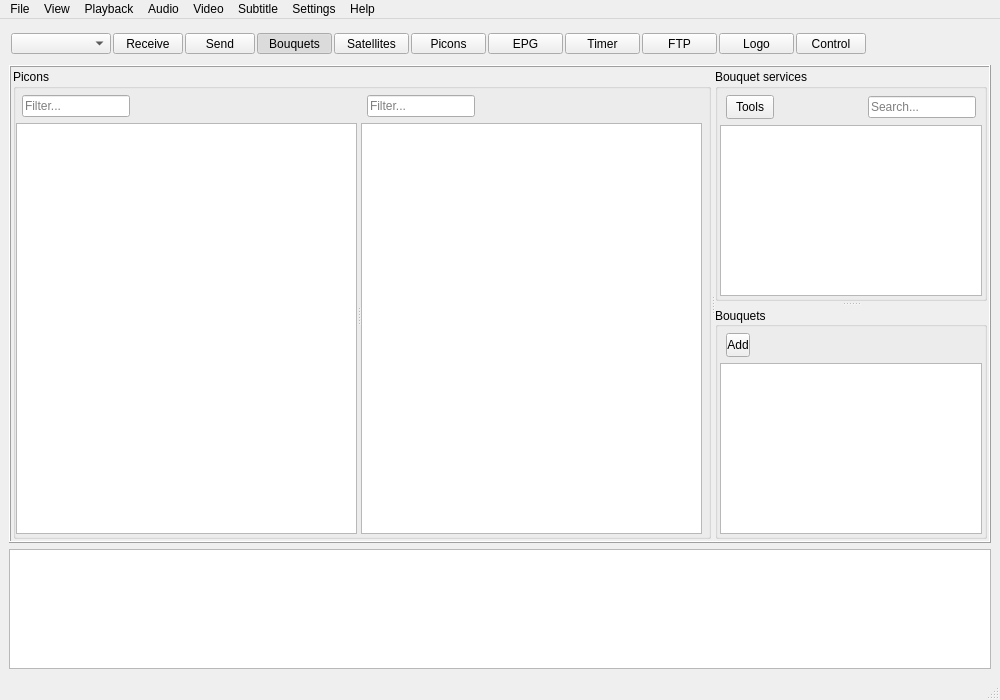
First picture: the form in app/ui/res/main.ui, repository DYefremov/E2Toolkit, before the edit.
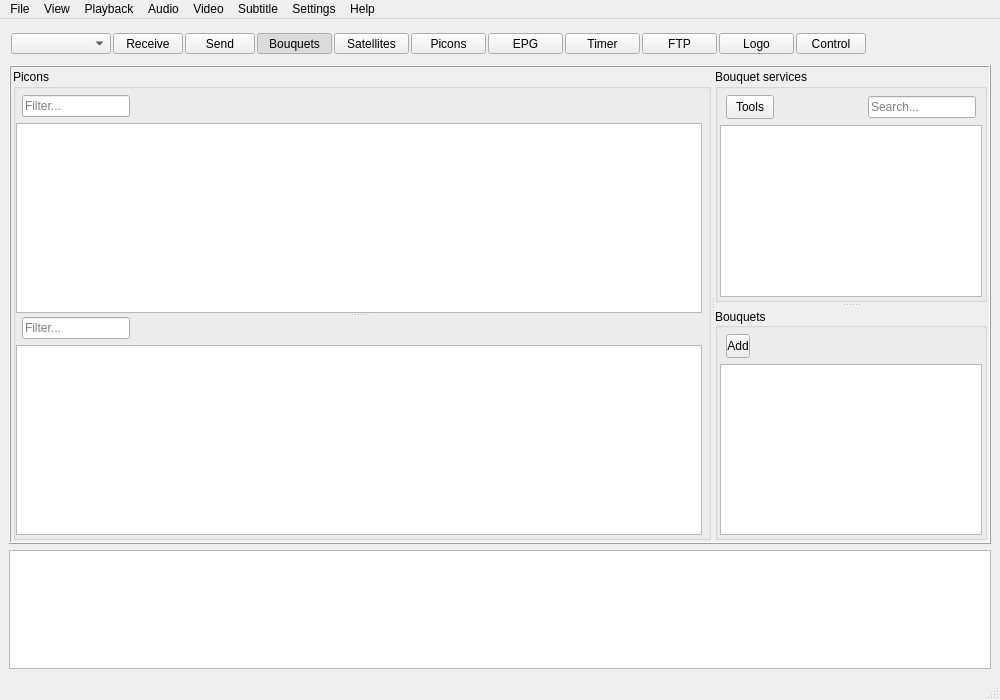
Second picture: the form after the edit. The open tabs and pages were chosen to show the change. Icons and pictures are not drawn.

What changed in the file:
```diff
--- a/app/ui/res/main.ui
+++ b/app/ui/res/main.ui
@@ -1074,7 +1074,7 @@
                    <item row="0" column="0">
                     <widget class="QSplitter" name="picon_splitter">
                      <property name="orientation">
-                      <enum>Qt::Horizontal</enum>
+                      <enum>Qt::Vertical</enum>
                      </property>
                      <widget class="QWidget" name="layoutWidget">
                       <layout class="QVBoxLayout" name="picon_src_layout">
```
Left out of the diff: 2 changed lines with no effect on the pictures.
